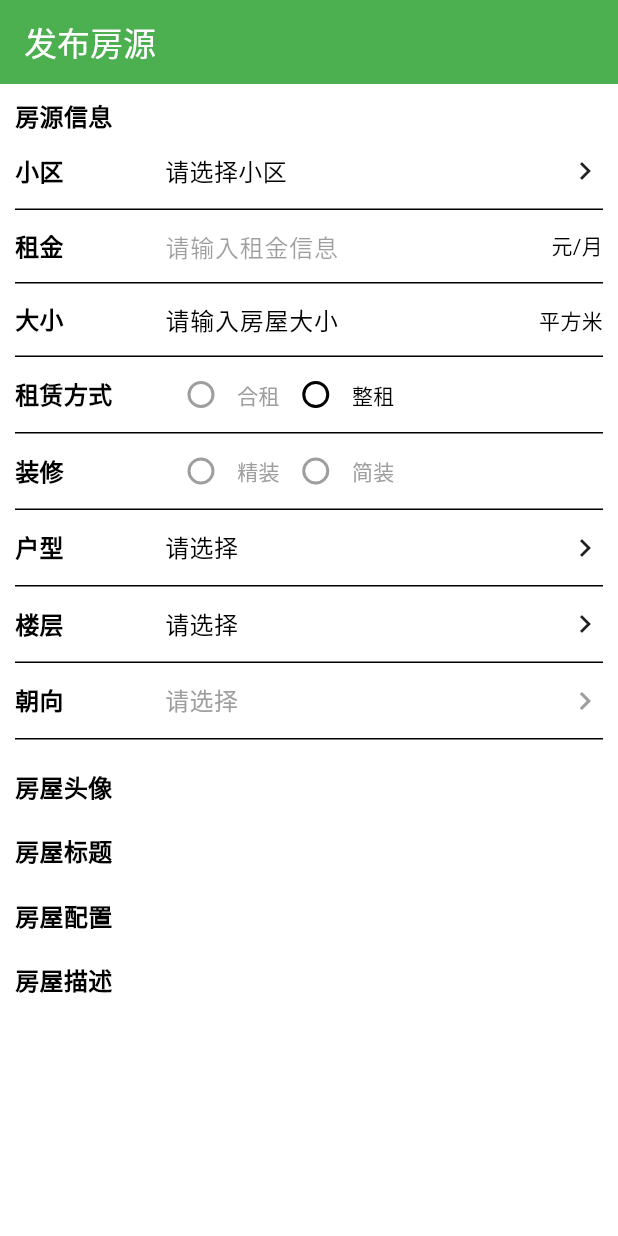
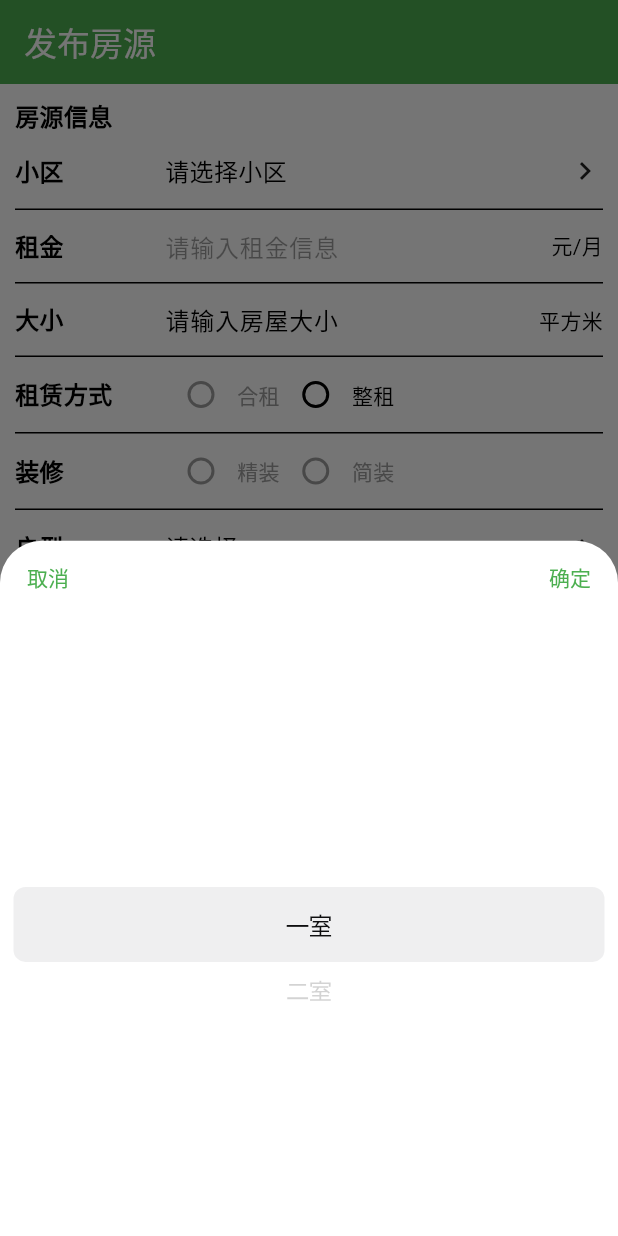
Before and after one commit to c10342/flutter_study, a Flutter app: the screen it shows after launch, after a tap on "请选择", on a phone screen of 412 x 824 dp. Run offline on Flutter 3.47's test engine with Material 3 defaults, Android fonts, the phone set to English and light mode, and no system bars; our stand-ins replace cached_network_image, card_swiper, fluro, flutter_easyloading, pull_to_refresh, visibility_detector; project files that could hold a hidden picture were left out.

Commit message:
添加选择器表单

```diff
--- a/lib/components/base_form/base_radio.dart
+++ b/lib/components/base_form/base_radio.dart
@@ -2,6 +2,7 @@
 
 import 'package:flutter/material.dart';
 import 'package:flutter_haokezu/model/select_option.dart';
+import 'package:flutter_haokezu/utils/helper.dart';
 
 class BaseRadio extends StatefulWidget {
   final List<SelectOption> options;
@@ -24,9 +25,9 @@ class _BaseRadioState extends State<BaseRadio> {
   dynamic _value;
 
   void _onChanged(dynamic value) {
-    SelectOption option =
-        widget.options.singleWhere((element) => element.value == value);
-    if (option.disabled == true || widget.disabled == true) {
+    SelectOption? option = CommonUtils.findItemByList(
+        widget.options, (element) => element.value == value);
+    if (option?.disabled == true || widget.disabled == true) {
       return;
     }
     dynamic realValue = widget.value ?? _value;
--- a/lib/components/base_form/base_select.dart
+++ b/lib/components/base_form/base_select.dart
@@ -2,47 +2,89 @@
 
 import 'package:flutter/material.dart';
 import 'package:flutter_haokezu/model/select_option.dart';
+import 'package:flutter_haokezu/utils/helper.dart';
+import 'package:flutter_haokezu/utils/select_picker/index.dart';
 
-class BaseSelect extends StatelessWidget {
+class BaseSelect extends StatefulWidget {
   final String? placeholder;
   bool? disabled;
   dynamic value;
   List<SelectOption> options;
+  Function(dynamic value)? onChange;
 
   BaseSelect(
       {super.key,
       this.placeholder,
       this.disabled,
       this.value,
-      required this.options});
+      required this.options,
+      this.onChange});
+
+  @override
+  State<BaseSelect> createState() => _BaseSelectState();
+}
+
+class _BaseSelectState extends State<BaseSelect> {
+  dynamic _value;
+
+  dynamic get _realValue => widget.value ?? _value;
+
+  dynamic get _disabled => widget.disabled ?? false;
+
+  Widget buildLabel() {
+    if (_realValue == null) {
+      // 值不存在，显示占位符
+      return Text(
+        widget.placeholder ?? '',
+        style: TextStyle(
+            color: _disabled
+                ? Colors.grey
+                : Theme.of(context).inputDecorationTheme.hintStyle?.color,
+            fontSize: 16),
+      );
+    }
+    SelectOption? option = CommonUtils.findItemByList(
+        widget.options, (element) => element.value == _realValue);
+
+    return Text(
+      option?.label ?? _realValue,
+      style: TextStyle(
+          color: _disabled ? Colors.grey : Colors.black, fontSize: 16),
+    );
+  }
 
   @override
   Widget build(BuildContext context) {
-    bool isDisabled = disabled ?? false;
     return GestureDetector(
       behavior: HitTestBehavior.translucent,
       onTap: () {
-        if (isDisabled) {
+        if (_disabled) {
           return;
         }
+        SelectPicker.showBottomSheet(
+          context,
+          widget.options,
+          value: _realValue,
+          onConfirm: (value) {
+            if (widget.onChange != null) {
+              widget.onChange!(value);
+            } else {
+              setState(() {
+                _value = value;
+              });
+            }
+          },
+        );
       },
       child: SizedBox(
         height: 50,
         child: Row(
           mainAxisAlignment: MainAxisAlignment.spaceBetween,
           children: [
-            Expanded(
-                child: Text(
-              placeholder ?? '',
-              style: TextStyle(
-                  color: isDisabled
-                      ? Colors.grey
-                      : Theme.of(context).inputDecorationTheme.hintStyle?.color,
-                  fontSize: 16),
-            )),
+            Expanded(child: buildLabel()),
             Icon(
               Icons.keyboard_arrow_right,
-              color: isDisabled ? Colors.grey : null,
+              color: _disabled ? Colors.grey : null,
             )
           ],
         ),
--- a/lib/pages/room_add/index.dart
+++ b/lib/pages/room_add/index.dart
@@ -93,6 +93,7 @@ class _RoomAddPageState extends State<RoomAddPage> {
                         ),
                         SelectOption(
                           label: '二室',
+                          disabled: true,
                           value: 1,
                         ),
                       ],
--- /dev/null
+++ b/lib/utils/helper.dart
@@ -0,0 +1,9 @@
+class CommonUtils {
+  static T? findItemByList<T>(List<T> list, bool Function(T element) cb) {
+    try {
+      return list.firstWhere(cb);
+    } catch (e) {
+      return null;
+    }
+  }
+}
--- /dev/null
+++ b/lib/utils/select_picker/index.dart
@@ -0,0 +1,37 @@
+import 'package:flutter/material.dart';
+import 'package:flutter_haokezu/model/select_option.dart';
+import 'package:flutter_haokezu/utils/select_picker/select_list.dart';
+
+class SelectPicker {
+  static showBottomSheet(BuildContext context, List<SelectOption> options,
+      {Function(dynamic value)? onConfirm, dynamic value}) {
+    return showModalBottomSheet(
+      // shape: const BeveledRectangleBorder(
+      //     // 取消圆角
+      //     borderRadius: BorderRadius.only(
+      //         topLeft: Radius.circular(0), topRight: Radius.circular(0))),
+      context: context,
+      builder: (context) {
+        return SelectList(
+          options: options,
+          value: value,
+          onCancel: () {
+            Navigator.of(context).pop();
+          },
+          onConfirm: (value) {
+            if (onConfirm != null) {
+              onConfirm(value);
+            }
+            Navigator.of(context).pop();
+          },
+        );
+      },
+      // 底部弹出框是否支持下滑隐藏
+      enableDrag: true,
+      // 点击非底部弹出框的区域时，是否需要自动隐藏底部弹出框
+      // isDismissible: false,
+      // 遮罩层的颜色
+      // barrierColor: Colors.green.withAlpha(0x66),
+    );
+  }
+}
--- /dev/null
+++ b/lib/utils/select_picker/select_list.dart
@@ -0,0 +1,98 @@
+// ignore_for_file: must_be_immutable
+
+import 'package:flutter/cupertino.dart';
+import 'package:flutter/material.dart';
+import 'package:flutter_haokezu/model/select_option.dart';
+
+class SelectList extends StatefulWidget {
+  List<SelectOption> options;
+  Function()? onCancel;
+  Function(dynamic value)? onConfirm;
+  dynamic value;
+  SelectList(
+      {super.key,
+      required this.options,
+      this.onCancel,
+      this.onConfirm,
+      this.value});
+
+  @override
+  State<SelectList> createState() => _SelectListState();
+}
+
+class _SelectListState extends State<SelectList> {
+  late FixedExtentScrollController _controller;
+  int _index = 0;
+
+  @override
+  void initState() {
+    super.initState();
+    int index = 0;
+    if (widget.value != null) {
+      index =
+          widget.options.indexWhere((element) => element.value == widget.value);
+      index = index < 0 ? 0 : index;
+    }
+    _index = index;
+    // 滚动到指定值的位置
+    _controller = FixedExtentScrollController(initialItem: _index);
+  }
+
+  @override
+  void dispose() {
+    _controller.dispose();
+    super.dispose();
+  }
+
+  @override
+  Widget build(BuildContext context) {
+    return Column(
+      children: [
+        Row(
+          mainAxisAlignment: MainAxisAlignment.spaceBetween,
+          children: [
+            TextButton(
+                onPressed: () {
+                  if (widget.onCancel != null) {
+                    widget.onCancel!();
+                  }
+                },
+                child: const Text('取消')),
+            TextButton(
+              onPressed: widget.options[_index].disabled == true
+                  ? null
+                  : () {
+                      if (widget.onConfirm != null) {
+                        SelectOption item = widget.options[_index];
+                        widget.onConfirm!(item.value);
+                      }
+                    },
+              child: const Text('确定'),
+            )
+          ],
+        ),
+        Expanded(
+            child: CupertinoPicker(
+          scrollController: _controller,
+          // 每个item的高度
+          itemExtent: 50.0,
+          onSelectedItemChanged: (index) {
+            setState(() {
+              _index = index;
+            });
+          },
+          children: widget.options.map((item) {
+            return Center(
+              child: Text(
+                item.label,
+                style: TextStyle(
+                    fontSize: 16,
+                    color: item.disabled == true ? Colors.grey : null),
+              ),
+            );
+          }).toList(),
+        ))
+      ],
+    );
+  }
+}
```
